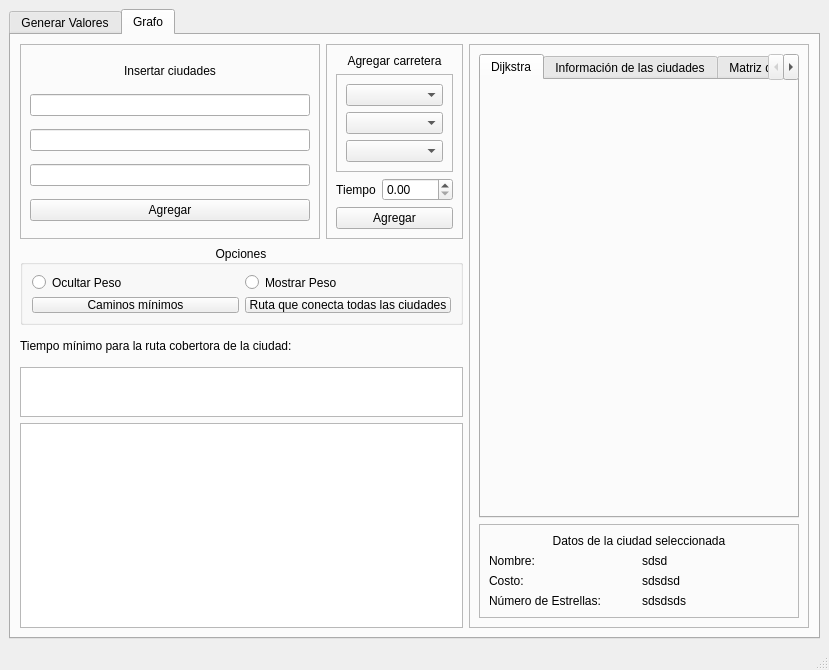
Qt form mainwindow.ui (edalcala42/Administrador-de-rutas) before a commit.
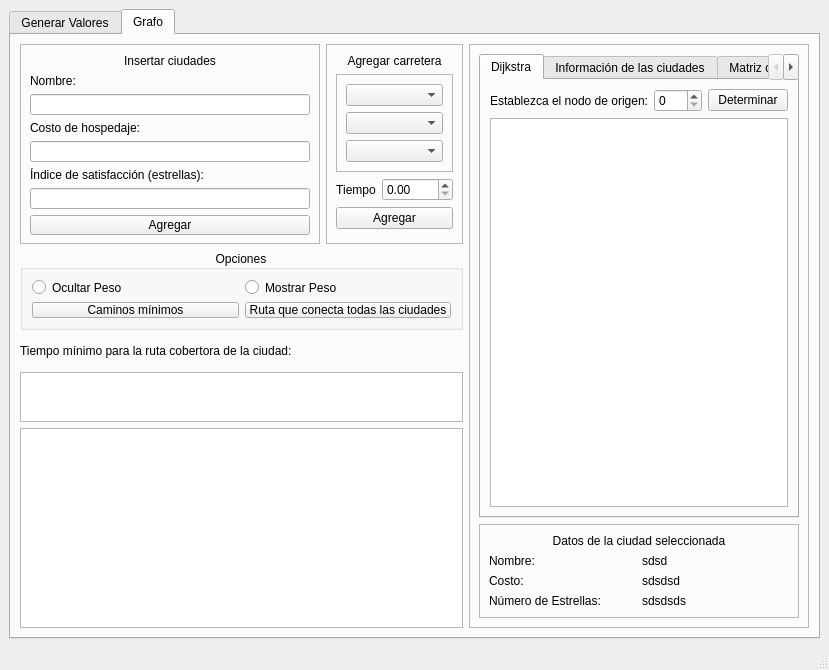
The same form after that commit. The open tabs and pages were chosen to show the change.

```diff
--- a/mainwindow.ui
+++ b/mainwindow.ui
@@ -325,12 +325,33 @@
              </property>
             </widget>
            </item>
+           <item>
+            <widget class="QLabel" name="label_12">
+             <property name="text">
+              <string>Nombre:</string>
+             </property>
+            </widget>
+           </item>
            <item>
             <widget class="QLineEdit" name="lineEdit_Nombre"/>
            </item>
+           <item>
+            <widget class="QLabel" name="label_13">
+             <property name="text">
+              <string>Costo de hospedaje:</string>
+             </property>
+            </widget>
+           </item>
            <item>
             <widget class="QLineEdit" name="lineEdit_Costo"/>
            </item>
+           <item>
+            <widget class="QLabel" name="label_14">
+             <property name="text">
+              <string>Índice de satisfacción (estrellas):</string>
+             </property>
+            </widget>
+           </item>
            <item>
             <widget class="QLineEdit" name="lineEdit_NumeroEstrellas"/>
            </item>
@@ -368,6 +389,28 @@
               <attribute name="title">
                <string>Dijkstra</string>
               </attribute>
+              <layout class="QGridLayout" name="gridLayout_2">
+               <item row="0" column="0">
+                <widget class="QLabel" name="label_11">
+                 <property name="text">
+                  <string>Establezca el nodo de origen:</string>
+                 </property>
+                </widget>
+               </item>
+               <item row="0" column="1">
+                <widget class="QSpinBox" name="spinBox_NodoInicial"/>
+               </item>
+               <item row="0" column="2">
+                <widget class="QPushButton" name="pushButton_DeterminarDijkstra">
+                 <property name="text">
+                  <string>Determinar</string>
+                 </property>
+                </widget>
+               </item>
+               <item row="1" column="0" colspan="3">
+                <widget class="QPlainTextEdit" name="plainTextEdit_Impresion_Dijkstra"/>
+               </item>
+              </layout>
              </widget>
              <widget class="QWidget" name="tab_3">
               <attribute name="title">
```
Left out of the diff: 4 changed lines with no effect on the pictures.
